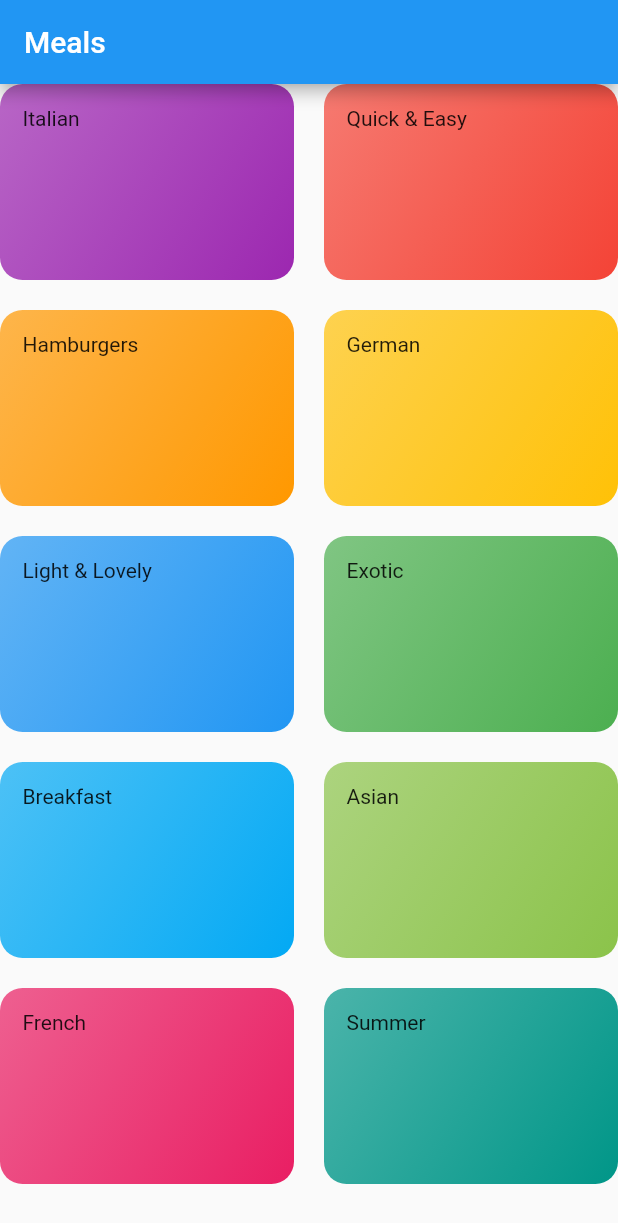
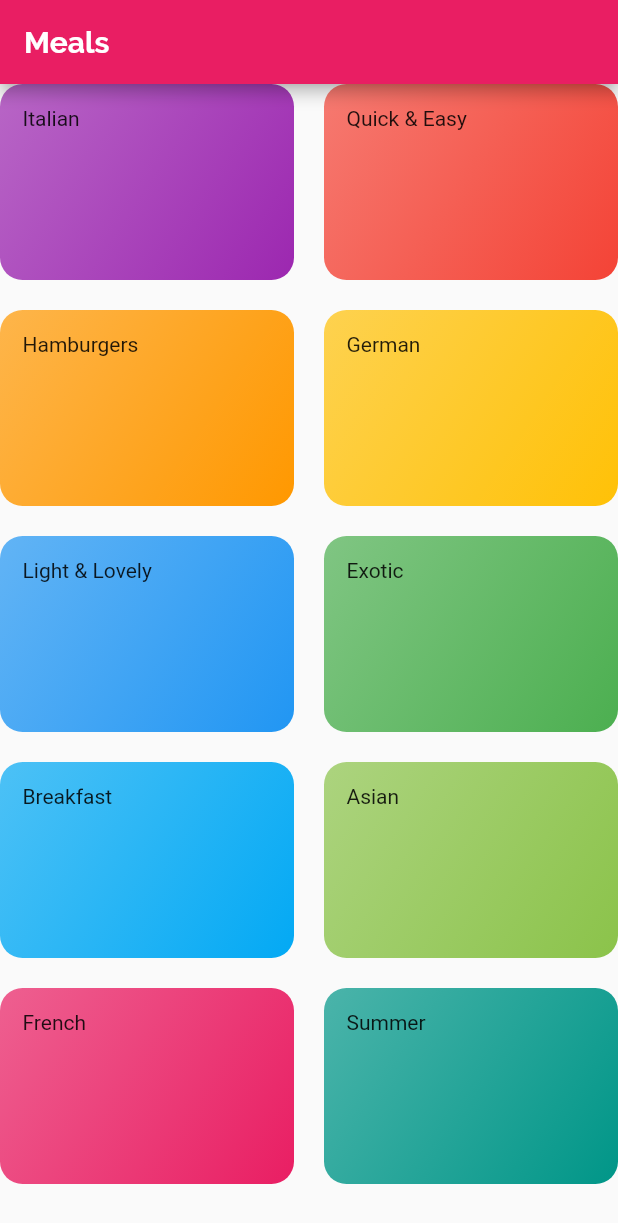
Before and after one commit to Christian-Adler/fluttertraining, a Flutter app: the screen it shows after launch, on a phone screen of 412 x 824 dp. Shown: the top 1223 px of the screen. Run offline on Flutter 3.47's test engine with Material 2 defaults, Android fonts, the phone set to English and light mode, and no system bars.

Commit message:
add custom fonts and theme

```diff
--- a/07 multiple_screens/meals/lib/main.dart
+++ b/07 multiple_screens/meals/lib/main.dart
@@ -14,7 +14,25 @@ class MyApp extends StatelessWidget {
     return MaterialApp(
       title: 'Flutter Demo',
       theme: ThemeData(
-        primarySwatch: Colors.blue,
+        colorScheme: ColorScheme.fromSwatch(primarySwatch: Colors.pink)
+            .copyWith(
+                secondary: Colors.amber,
+                background: const Color.fromRGBO(255, 254, 229, 1)),
+        textTheme: ThemeData.light().textTheme.copyWith(
+              labelLarge: const TextStyle(
+                color: Color.fromRGBO(20, 51, 51, 1),
+                fontFamily: 'RobotoCondensed',
+              ),
+              labelMedium: const TextStyle(
+                color: Color.fromRGBO(20, 51, 51, 1),
+                fontFamily: 'RobotoCondensed',
+              ),
+              titleLarge: const TextStyle(
+                fontSize: 20,
+                fontWeight: FontWeight.bold,
+                fontFamily: 'Raleway',
+              ),
+            ),
       ),
       home: const CategoriesScreen(),
     );
```
Also changed, not shown: 07 multiple_screens/meals/lib/catory_meals_screen.dart (added, +17 -0 lines), 07 multiple_screens/meals/pubspec.yaml (+17 -6 lines), 07 multiple_screens/meals/assets/fonts/Raleway-Black.ttf (added), 07 multiple_screens/meals/assets/fonts/Raleway-Bold.ttf (added), 07 multiple_screens/meals/assets/fonts/Raleway-Regular.ttf (added), 07 multiple_screens/meals/assets/fonts/RobotoCondensed-Bold.ttf (added), 07 multiple_screens/meals/assets/fonts/RobotoCondensed-Italic.ttf (added), 07 multiple_screens/meals/assets/fonts/RobotoCondensed-Light.ttf (added), 07 multiple_screens/meals/assets/fonts/RobotoCondensed-Regular.ttf (added).
